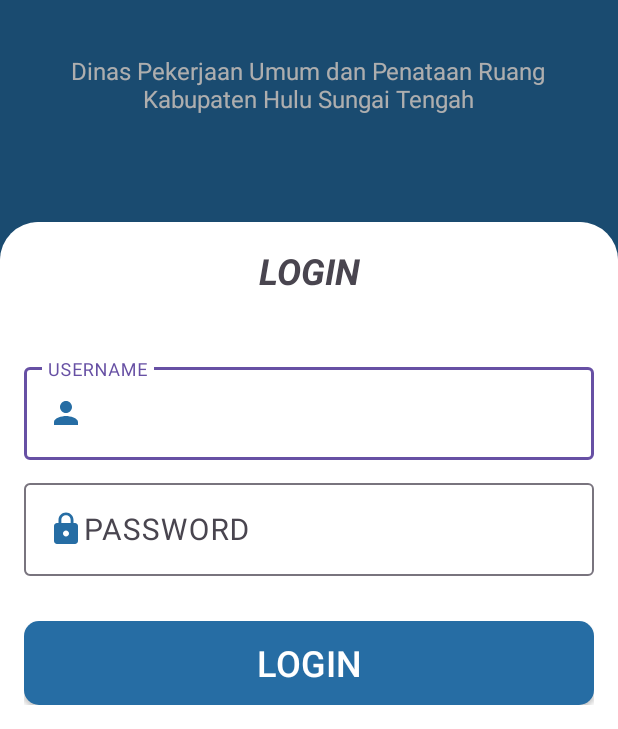
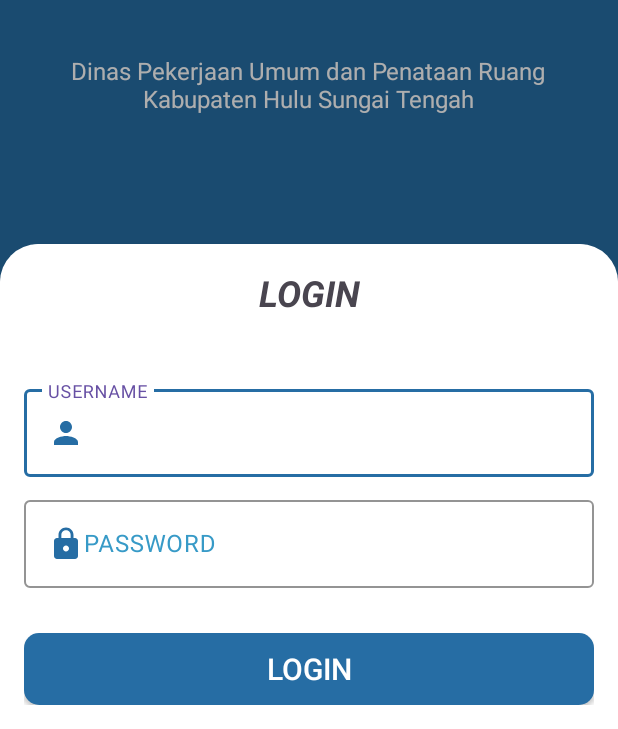
Before and after one commit to andpromobile/ElaporAdmin, an Android app: the screen it shows after launch (MainActivity), after a tap on "LOGIN", on a phone screen of 412 x 824 dp, the part 507-1236 px from its top. Run offline under Robolectric (Android 15) with nearby library versions, the phone set to English and light mode, and no system bars; libraries missing offline, so code that uses them is left out: cn.pedant.

Commit message:
Memperbaiki inputan

```diff
--- a/app/src/main/java/com/example/elaporadmin/retrofit/ApiEndPoint.kt
+++ b/app/src/main/java/com/example/elaporadmin/retrofit/ApiEndPoint.kt
@@ -19,7 +19,7 @@
     fun getBidang(): Call<ResponseBidang>
 
     @FormUrlEncoded
-    @POST("bidang-insert.php")
+    @POST("dtxbidang/store")
     fun insertBidang(
         @Field("namabidang") namabidang:String,
         @Field("seksi") seksi:String,
--- a/app/src/main/res/layout/activity_dashboard.xml
+++ b/app/src/main/res/layout/activity_dashboard.xml
@@ -12,7 +12,7 @@
     <RelativeLayout
         android:id="@+id/section1"
         android:background="#1D75BD"
-        android:padding="20dp"
+        android:padding="10dp"
         android:layout_width="match_parent"
         android:layout_height="wrap_content">
         <TextView
@@ -57,6 +57,8 @@
                 android:textStyle="italic|bold"
                 android:textSize="20sp"
                 android:gravity="center"/>
+
+
 
             <GridLayout
                 android:id="@+id/section4"
--- a/app/src/main/res/layout/activity_main.xml
+++ b/app/src/main/res/layout/activity_main.xml
@@ -52,9 +52,9 @@
             android:background="@drawable/button_background"
             android:text="LOGIN"
             android:textColor="#FFFFFF"
-            android:textSize="24sp"
+            android:textSize="20sp"
             android:layout_width="match_parent"
-            android:layout_height="56dp"/>
+            android:layout_height="48dp"/>
 
     </LinearLayout>
 </androidx.constraintlayout.widget.ConstraintLayout>
--- a/app/src/main/res/layout/fragment_login.xml
+++ b/app/src/main/res/layout/fragment_login.xml
@@ -1,5 +1,6 @@
 <?xml version="1.0" encoding="utf-8"?>
 <LinearLayout xmlns:android="http://schemas.android.com/apk/res/android"
+    xmlns:app="http://schemas.android.com/apk/res-auto"
     xmlns:tools="http://schemas.android.com/tools"
     android:layout_width="match_parent"
     android:layout_height="match_parent"
@@ -22,7 +23,9 @@
     <com.google.android.material.textfield.TextInputLayout
         android:layout_width="match_parent"
         android:layout_height="wrap_content"
-        android:layout_marginBottom="10dp">
+        android:layout_marginBottom="10dp"
+        android:textColorHint="@color/medium_teal"
+        app:boxStrokeColor="@color/teal">
 
         <com.google.android.material.textfield.TextInputEditText
             android:id="@+id/txtUsername"
@@ -30,15 +33,18 @@
             android:layout_height="wrap_content"
             android:drawableStart="@drawable/baseline_person_24"
             android:drawableTint="@color/teal"
+            android:hint="USERNAME"
             android:inputType="text"
-            android:textSize="20sp"
-            android:hint="USERNAME" />
+            android:textColor="@color/teal"
+            android:textSize="16sp" />
     </com.google.android.material.textfield.TextInputLayout>
 
     <com.google.android.material.textfield.TextInputLayout
         android:layout_width="match_parent"
         android:layout_height="wrap_content"
-        android:layout_marginBottom="30dp">
+        android:layout_marginBottom="30dp"
+        android:textColorHint="@color/medium_teal"
+        app:boxStrokeColor="@color/teal">
 
         <com.google.android.material.textfield.TextInputEditText
             android:id="@+id/txtPassword"
@@ -46,9 +52,10 @@
             android:layout_height="wrap_content"
             android:drawableStart="@drawable/baseline_lock_24"
             android:drawableTint="@color/teal"
+            android:hint="PASSWORD"
             android:inputType="textPassword"
-            android:textSize="20sp"
-            android:hint="PASSWORD" />
+            android:textColor="@color/teal"
+            android:textSize="16sp" />
     </com.google.android.material.textfield.TextInputLayout>
 
     <androidx.appcompat.widget.AppCompatButton
@@ -56,9 +63,9 @@
         android:background="@drawable/button_background"
         android:text="LOGIN"
         android:textColor="#FFFFFF"
-        android:textSize="24sp"
+        android:textSize="20sp"
         android:layout_width="match_parent"
-        android:layout_height="56dp"/>
+        android:layout_height="48dp"/>
 
 
 </LinearLayout>
--- a/app/src/main/res/values-night/themes.xml
+++ b/app/src/main/res/values-night/themes.xml
@@ -3,5 +3,6 @@
     <style name="Base.Theme.ElaporAdmin" parent="Theme.Material3.DayNight.NoActionBar">
         <!-- Customize your dark theme here. -->
         <!-- <item name="colorPrimary">@color/my_dark_primary</item> -->
+        <item name="android:statusBarColor" >@color/teal</item>
     </style>
 </resources>
```
Also changed, not shown: app/src/main/java/com/example/elaporadmin/BidangActivity.kt (+5 -34 lines), app/src/main/java/com/example/elaporadmin/BidangFormActivity.kt (+10 -8 lines), 1 other file.
